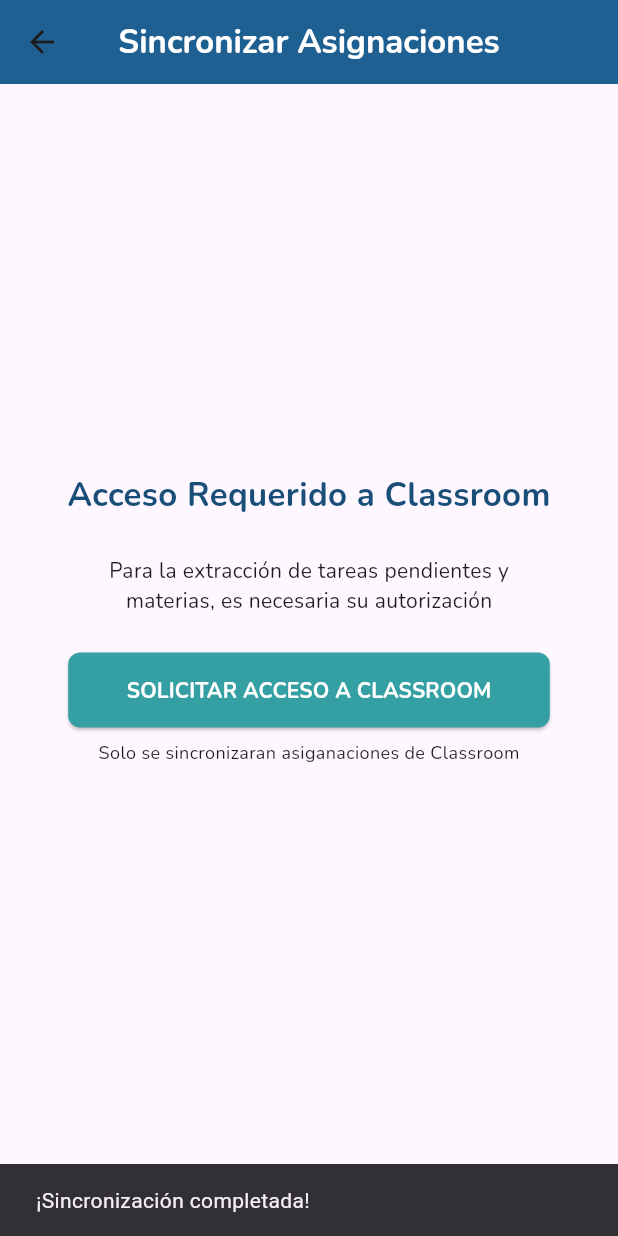
After one commit to Blu18/Coura, a Flutter app: the SyncAssignments screen opened directly, after a tap on "SOLICITAR ACCESO A CLASSROOM", on a phone screen of 412 x 824 dp. The commit adds this screen. Run offline on Flutter 3.47's test engine with Material 3 defaults, Android fonts, the phone set to English and light mode, and no system bars; our stand-ins replace cloud_firestore, firebase_auth, firebase_core, firebase_messaging, google_fonts, google_sign_in; missing offline and left inert: extension_google_sign_in_as_googleapis_auth, googleapis; accounts and stored records are empty.

Commit message:
Se añadio extraccion de tareas de classroom

```diff
--- a/coura_app/lib/screens/register_activity.dart
+++ b/coura_app/lib/screens/register_activity.dart
@@ -82,7 +82,7 @@
       await FirebaseFirestore.instance
           .collection('users')
           .doc(user.uid)
-          .collection('tareas')
+          .collection('assignments')
           .add(datosTarea);
 
       // 6. Mostrar mensaje de éxito y navegar hacia atrás
--- /dev/null
+++ b/coura_app/lib/screens/sync_assignments.dart
@@ -0,0 +1,122 @@
+import 'package:coura_app/services/classroom_service.dart';
+import 'package:coura_app/utils/styles/app_colors.dart';
+import 'package:coura_app/utils/styles/text_style.dart';
+import 'package:flutter/material.dart';
+import 'package:flutter/widgets.dart';
+
+class SyncAssignments extends StatefulWidget {
+  const SyncAssignments({super.key});
+
+  @override
+  State<SyncAssignments> createState() => _SyncAssignmentsState();
+}
+
+class _SyncAssignmentsState extends State<SyncAssignments> {
+  @override
+  Widget build(BuildContext context) {
+    return Scaffold(
+      extendBodyBehindAppBar: true,
+      appBar: AppBar(
+        title: Text(
+          "Sincronizar Asignaciones",
+          style: CTextStyle.headlineLarge.copyWith(color: Colors.white),
+        ),
+        backgroundColor: AppColors.lapizlazuli,
+        centerTitle: true,
+      ),
+      body: Center(
+        child: Column(
+          mainAxisAlignment: MainAxisAlignment.center,
+          children: [
+            Text(
+              "Acceso Requerido a Classroom",
+              style: CTextStyle.headlineLarge.copyWith(
+                color: AppColors.indigodye,
+              ),
+            ),
+
+            SizedBox(height: 25),
+            Text(
+              "Para la extracción de tareas pendientes y",
+              style: CTextStyle.bodyMedium,
+            ),
+            Text(
+              "materias, es necesaria su autorización",
+              style: CTextStyle.bodyMedium,
+            ),
+
+            SizedBox(height: 25),
+            ElevatedButton(
+              style: ElevatedButton.styleFrom(
+                backgroundColor: AppColors.verdigris,
+                shape: RoundedRectangleBorder(
+                  borderRadius: BorderRadius.circular(8.0),
+                ),
+              ),
+              onPressed: () async {
+                showDialog(
+                  context: context,
+                  barrierDismissible: false,
+                  builder: (BuildContext context) {
+                    return AlertDialog(
+                      content: Row(
+                        children: [
+                          CircularProgressIndicator(color: AppColors.lapizlazuli,),
+                          SizedBox(width: 20),
+                          Center(child: Text('Sincronizando...',)),
+                        ],
+                      ),
+                    );
+                  },
+                );
+
+                try {
+                  final classroomService = ClassroomService();
+                  await classroomService.syncTasks();
+
+                  // Cerrar el diálogo
+                  Navigator.of(context).pop();
+
+                  // Mostrar mensaje de éxito
+                  ScaffoldMessenger.of(context).showSnackBar(
+                    const SnackBar(
+                      content: Text('¡Sincronización completada!'),
+                      duration: Duration(seconds: 3),
+                    ),
+                  );
+                } catch (e) {
+                  // Cerrar el diálogo en caso de error
+                  Navigator.of(context).pop();
+
+                  // Mostrar mensaje de error
+                  ScaffoldMessenger.of(context).showSnackBar(
+                    SnackBar(
+                      content: Text('Error: $e'),
+                      backgroundColor: Colors.red,
+                      duration: Duration(seconds: 5),
+                    ),
+                  );
+                }
+              },
+              child: Padding(
+                padding: const EdgeInsets.all(15.0),
+                child: Text(
+                  'SOLICITAR ACCESO A CLASSROOM',
+                  style: CTextStyle.bodyMediuimbold.copyWith(
+                    color: Colors.white,
+                  ),
+                ),
+              ),
+            ),
+
+            SizedBox(height: 8),
+            Text(
+              'Solo se sincronizaran asiganaciones de Classroom',
+              style: CTextStyle.bodySmall,
+            ),
+          ],
+        ),
+      ),
+    );
+  }
+}
--- a/coura_app/lib/services/auth_service.dart
+++ b/coura_app/lib/services/auth_service.dart
@@ -1,5 +1,12 @@
+import 'package:cloud_firestore/cloud_firestore.dart';
 import 'package:firebase_auth/firebase_auth.dart';
+import 'package:firebase_messaging/firebase_messaging.dart';
 import 'package:flutter/material.dart';
+import 'package:google_sign_in/google_sign_in.dart';
+import 'package:extension_google_sign_in_as_googleapis_auth/extension_google_sign_in_as_googleapis_auth.dart';
+import 'package:http/http.dart' as http;
+import 'package:googleapis/classroom/v1.dart' as classroom;
+import 'dart:convert';
 
 ValueNotifier<AuthService> authService = ValueNotifier(AuthService());
 
@@ -9,6 +16,23 @@
   User? get currentUser => firebaseAuth.currentUser;
 
   Stream<User?> get authStateChanges => firebaseAuth.authStateChanges();
+
+  final String TU_PUB_SUB_TOPIC_NAME =
+      "projects/coura-3ab8e/topics/classroom-events";
+
+  static const String clientID =
+      "364990375311-hmkt7m7412rk0nujgjchhn8q33mmsh49.apps.googleusercontent.com";
+
+  final GoogleSignIn _googleSignIn = GoogleSignIn(
+    serverClientId: clientID,
+    forceCodeForRefreshToken: true,
+    scopes: [
+      'email',
+      classroom.ClassroomApi.classroomCoursesReadonlyScope,
+      classroom.ClassroomApi.classroomCourseworkMeReadonlyScope,
+      classroom.ClassroomApi.classroomPushNotificationsScope,
+    ],
+  );
 
   Future<UserCredential> signIn({
     required String email,
@@ -67,4 +91,217 @@
     await currentUser!.reauthenticateWithCredential(credential);
     await currentUser!.updatePassword(newPassword);
   }
+
+  Future<void> signOutGoogle() async {
+    await _googleSignIn.signOut();
+  }
+
+  Future<classroom.ClassroomApi?> getClassroomApi() async {
+    try {
+      // 2. Primero, asegúrate de que el usuario haya iniciado sesión silenciosamente.
+      // Esto recupera la sesión si ya se concedió el permiso anteriormente, sin pedirle al usuario que vuelva a seleccionar su cuenta.
+      final GoogleSignInAccount? googleUser = await _googleSignIn
+          .signInSilently();
+
+      if (googleUser == null) {
+        // Si no hay sesión silenciosa, no se puede continuar.
+        // Podrías iniciar el flujo de signIn() completo aquí si quisieras.
+        print(
+          "El usuario no ha iniciado sesión con Google o revocó los permisos.",
+        );
+        return null;
+      }
+
+      // 3. ¡La magia del nuevo paquete!
+      // Obtén el cliente http autenticado.
+      final http.Client? client = await _googleSignIn.authenticatedClient();
+
+      if (client == null) {
+        print("Error: No se pudo crear el cliente autenticado.");
+        return null;
+      }
+
+      // 4. Crea y devuelve la instancia de la API de Classroom, ¡lista para usar!
+      return classroom.ClassroomApi(client);
+    } catch (e) {
+      print("Error al obtener el cliente de Classroom API: $e");
+      return null;
+    }
+  }
+
+  Future<GoogleSignInAccount?> linkGoogleAccount() async {
+    // 1. Declara googleUser aquí para que esté disponible en el 'catch'
+    GoogleSignInAccount? googleUser;
+    GoogleSignInAuthentication? googleAuth;
+
+    try {
+      await _googleSignIn.signOut();
+      // 2. Inicia el flujo de inicio de sesión INTERACTIVO
+      googleUser = await _googleSignIn.signIn();
+
+      if (googleUser == null) {
+        print("El usuario canceló el inicio de sesión con Google.");
+        return null;
+      }
+
+      // 3. Obtiene las credenciales
+      googleAuth = await googleUser.authentication;
+      final AuthCredential credential = GoogleAuthProvider.credential(
+        accessToken: googleAuth.accessToken,
+        idToken: googleAuth.idToken,
+      );
+
+      // 4. Intenta vincular la credencial a la cuenta de Firebase
+      final user = FirebaseAuth.instance.currentUser;
+      if (user != null) {
+        await user.linkWithCredential(credential);
+        print("¡Cuenta de Firebase vinculada con Google exitosamente!");
+
+        // 4. Llama a tu nueva función helper
+        await _handlePostLinkActions(googleUser, googleAuth);
+
+        return googleUser; // Vinculación exitosa por primera vez
+      }
+
+      return null;
+    } on FirebaseAuthException catch (e) {
+      if (e.code == 'credential-already-in-use') {
+        print("Esta cuenta de Google ya está vinculada (lo cual es correcto).");
+
+        // 5. ¡AQUÍ ESTÁ LA MAGIA!
+        // Vuelve a llamar a la misma función helper
+        if (googleUser != null && googleAuth != null) {
+          print(
+            "Procediendo a registrar notificaciones para la cuenta ya vinculada...",
+          );
+          await _handlePostLinkActions(googleUser, googleAuth);
+          return googleUser;
+        } else {
+          print(
+            "Error: No se pudo obtener googleUser o googleAuth en el catch.",
+          );
+          return null;
+        }
+      }
+
+      // Si fue otro error de Firebase
+      print("Error de Firebase al vincular: ${e.message}");
+      return null;
+    } catch (e) {
+      // Cualquier otro error inesperado
+      print("Ocurrió un error inesperado al vincular: $e");
+      return null;
+    }
+  }
+
+  Future<void> _handlePostLinkActions(
+    GoogleSignInAccount googleUser,
+    GoogleSignInAuthentication googleAuth,
+  ) async {
+    try {
+      final String? authCode = googleUser.serverAuthCode;
+      if (authCode == null) {
+        print(
+          "Error: No se recibió serverAuthCode. Verifica tu serverClientId.",
+        );
+        return;
+      }
+
+      // Necesitamos el Firebase ID token
+      final User? user = FirebaseAuth.instance.currentUser;
+      if (user == null) {
+        print("Error: No hay usuario de Firebase logueado.");
+        return;
+      }
+      final String? firebaseIdToken = await user.getIdToken();
+      final String? fcmToken = await FirebaseMessaging.instance.getToken();
+
+      // 7. Envía los códigos a tu Cloud Function HTTP
+      final response = await http.post(
+        Uri.parse("https://exchange-authcode-364990375311.us-west2.run.app"),
+        headers: {
+          'Content-Type': 'application/json',
+          'Authorization': 'Bearer $firebaseIdToken',
+        },
+        body: jsonEncode({'authCode': authCode, 'fcmToken': fcmToken}),
+      );
+
+      if (response.statusCode == 200) {
+        print("¡Éxito! Refresh token guardado en el backend.");
+        await syncClassroomData();
+      } else {
+        print("Error al guardar token: ${response.body}");
+      }
+    } catch (e) {
+      print("Error en _handlePostLinkActions: $e");
+    }
+  }
+
+  Future<void> syncClassroomData() async {
+    print("Iniciando sincronización de Classroom...");
+    final db = FirebaseFirestore.instance;
+
+    // A. Obtiene la API de Classroom (como ya lo hacías)
+    final api = await getClassroomApi();
+    if (api == null) {
+      print("Error: No se pudo obtener la API de Classroom.");
+      return;
+    }
+
+    // B. Obtiene el ID del usuario de Firebase
+    final user = firebaseAuth.currentUser;
+    if (user == null) {
+      print("Error: No hay usuario logueado.");
+      return;
+    }
+
+    try {
+      // C. Obtiene la lista de cursos del usuario
+      final courseListResponse = await api.courses.list(studentId: "me");
+      final courses = courseListResponse.courses;
+
+      if (courses == null || courses.isEmpty) {
+        print("No se encontraron cursos.");
+        return;
+      }
+
+      // D. Prepara un 'batch' para guardar todo en Firestore
+      // Esto es mucho más rápido que guardar un documento a la vez
+      final batch = db.batch();
+
+      for (var course in courses) {
+        final courseId = course.id!;
+        print("Obteniendo tareas para el curso: ${course.name}");
+
+        // E. Obtiene las tareas de CADA curso
+        final courseworkResponse = await api.courses.courseWork.list(
+          courseId,
+          courseWorkStates: ["PUBLISHED"], // Solo tareas publicadas
+          orderBy: "updateTime desc",
+        );
+        final assignments = courseworkResponse.courseWork;
+
+        if (assignments != null) {
+          for (var assignment in assignments) {
+            // F. Define dónde se guardará la tarea en Firestore
+            final docRef = db
+                .collection('users')
+                .doc(user.uid)
+                .collection('assignments')
+                .doc(assignment.id!);
+
+            // G. Añade la tarea al 'batch'
+            // .toJson() convierte el objeto de Google a un Map
+            batch.set(docRef, assignment.toJson());
+          }
+        }
+      }
+
+      // H. Ejecuta todas las operaciones de guardado a la vez
+      await batch.commit();
+      print("¡Sincronización completada! Tareas guardadas en Firestore.");
+    } catch (e) {
+      print("Error durante la sincronización: $e");
+    }
+  }
 }
```
Also changed, not shown: coura_app/lib/main.dart (+16 -4 lines), coura_app/lib/screens/home_screen.dart (+32 -5 lines), coura_app/lib/screens/pending_course_task_screen.dart (+29 -12 lines), coura_app/lib/screens/pending_task_screen.dart (+34 -9 lines), coura_app/lib/services/classroom_service.dart (added, +178 -0 lines), coura_app/pubspec.yaml (+6 -1 lines), coura_app/pubspec.lock, firebase.json (added), 5 other files.
